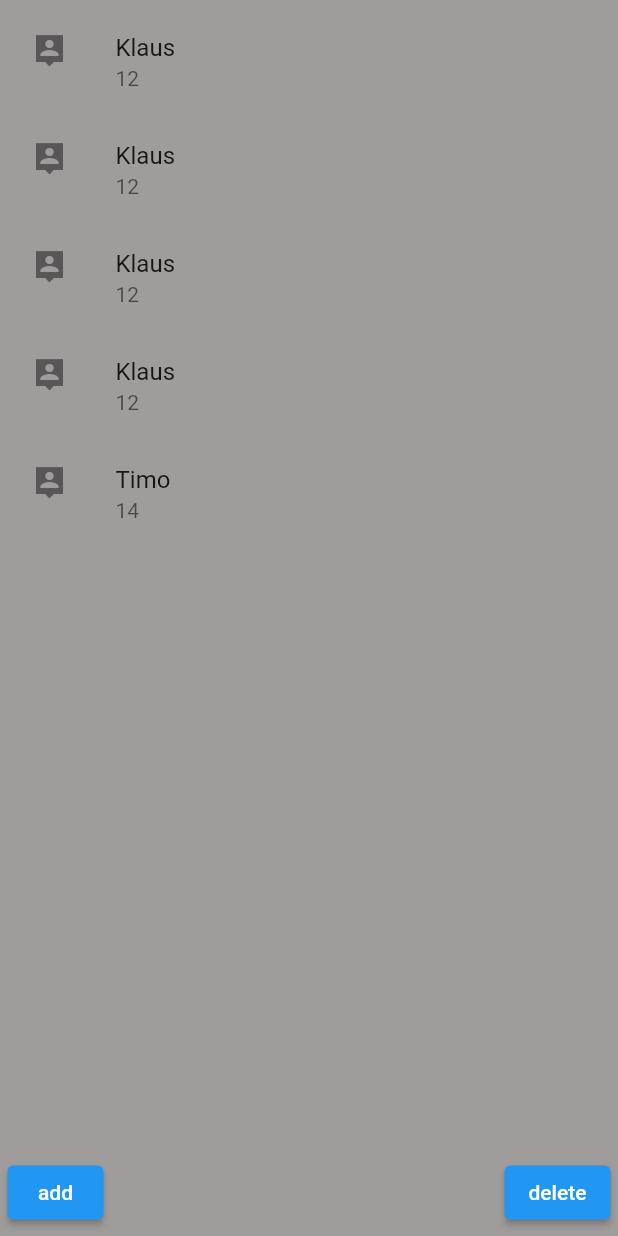
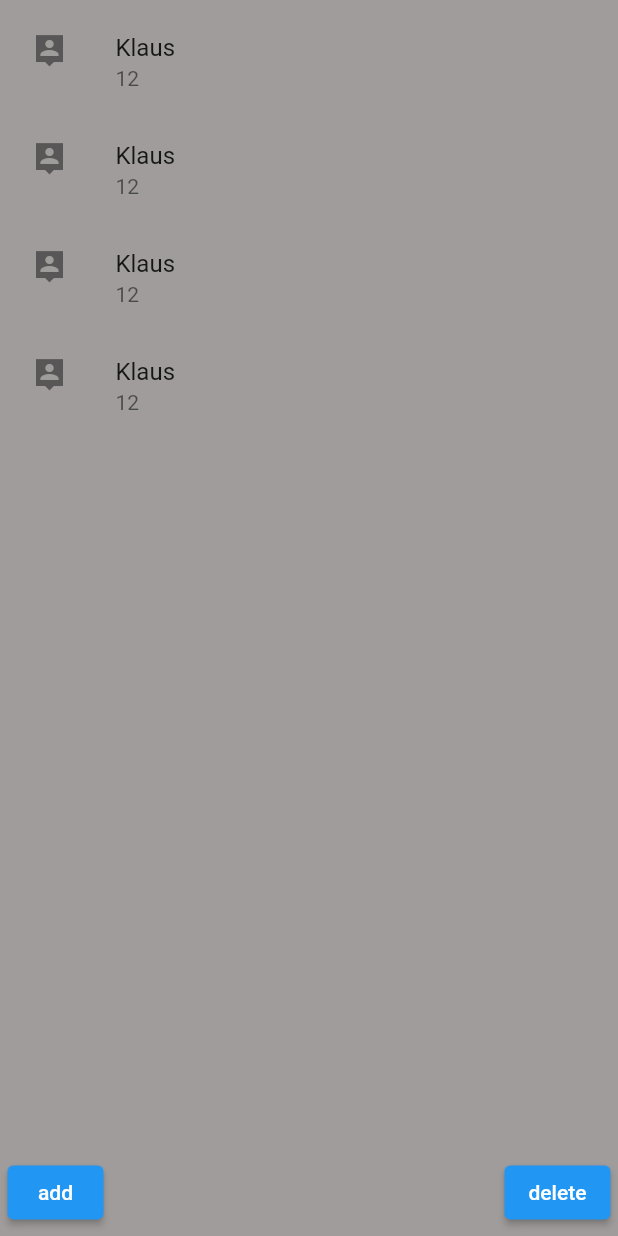
Before and after one commit to marvinkraus/Flutter-Demo-App_Namensliste, a Flutter app: the screen it shows after launch, after a tap on "add", on a phone screen of 412 x 824 dp. Run offline on Flutter 3.47's test engine with Material 2 defaults, Android fonts, the phone set to English and light mode, and no system bars.

Commit message:
add delete and add button

```diff
--- a/lib/pages/start.dart
+++ b/lib/pages/start.dart
@@ -1,4 +1,5 @@
 import 'package:flutter/material.dart';
+import 'package:flutter_demo/pages/addNewPerson.dart';
 import 'package:url_launcher/url_launcher.dart';
 
 import '../entitity/personen.dart';
@@ -90,8 +91,8 @@ class _StartPage extends State<StartPage> {
                 children: [
                   ElevatedButton(
                       onPressed: () {
-                        personenNew.add(
-                            Person(name: "Timo", alter: 14, picture: "ha"));
+                        //personenNew.add(
+                        //Person(name: "Timo", alter: 14, picture: "ha"));
                         setState(() {});
                       },
                       child: Text("add")),
```
